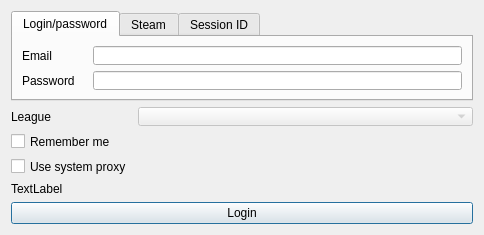
Above: forms/logindialog.ui from gerwaric/acquisition before the change. Below: the same form after it.
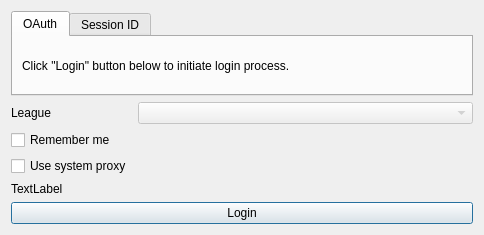
That is the form after the change.

Commit message:
Remove steam and user/password login
Remove username and password login.

Remove steam login code and form.

Repurpose the steam login tab for OAuth.

What changed in the file:
```diff
--- a/forms/logindialog.ui
+++ b/forms/logindialog.ui
@@ -31,59 +31,9 @@
      <property name="currentIndex">
       <number>0</number>
      </property>
-     <widget class="QWidget" name="tab">
-      <attribute name="title">
-       <string>Login/password</string>
-      </attribute>
-      <layout class="QVBoxLayout" name="verticalLayout_2">
-       <item>
-        <layout class="QFormLayout" name="formLayout">
-         <property name="fieldGrowthPolicy">
-          <enum>QFormLayout::AllNonFixedFieldsGrow</enum>
-         </property>
-         <item row="0" column="0">
-          <widget class="QLabel" name="label">
-           <property name="minimumSize">
-            <size>
-             <width>65</width>
-             <height>0</height>
-            </size>
-           </property>
-           <property name="text">
-            <string>Email</string>
-           </property>
-          </widget>
-         </item>
-         <item row="0" column="1">
-          <widget class="QLineEdit" name="emailLineEdit"/>
-         </item>
-         <item row="1" column="0">
-          <widget class="QLabel" name="label_2">
-           <property name="minimumSize">
-            <size>
-             <width>65</width>
-             <height>0</height>
-            </size>
-           </property>
-           <property name="text">
-            <string>Password</string>
-           </property>
-          </widget>
-         </item>
-         <item row="1" column="1">
-          <widget class="QLineEdit" name="passwordLineEdit">
-           <property name="echoMode">
-            <enum>QLineEdit::Password</enum>
-           </property>
-          </widget>
-         </item>
-        </layout>
-       </item>
-      </layout>
-     </widget>
      <widget class="QWidget" name="tab_2">
       <attribute name="title">
-       <string>Steam</string>
+       <string>OAuth</string>
       </attribute>
       <layout class="QVBoxLayout" name="verticalLayout_4">
        <item>
```
Left out of the diff: 2 changed lines with no effect on the pictures. The commit also changes 6 other files.
